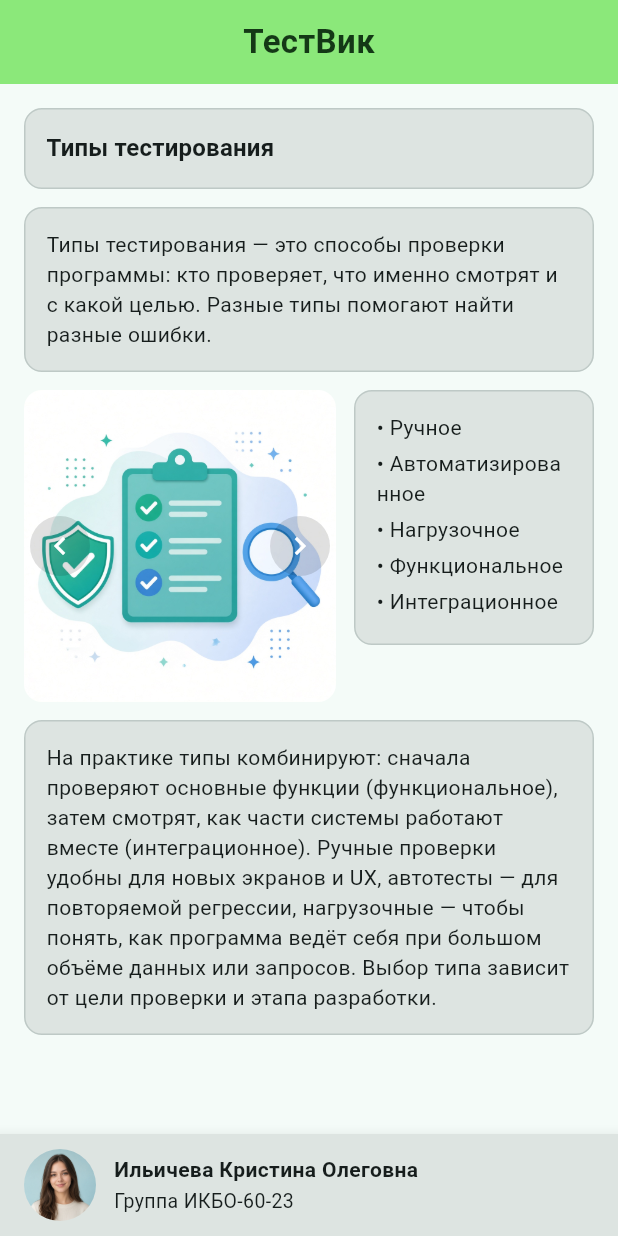
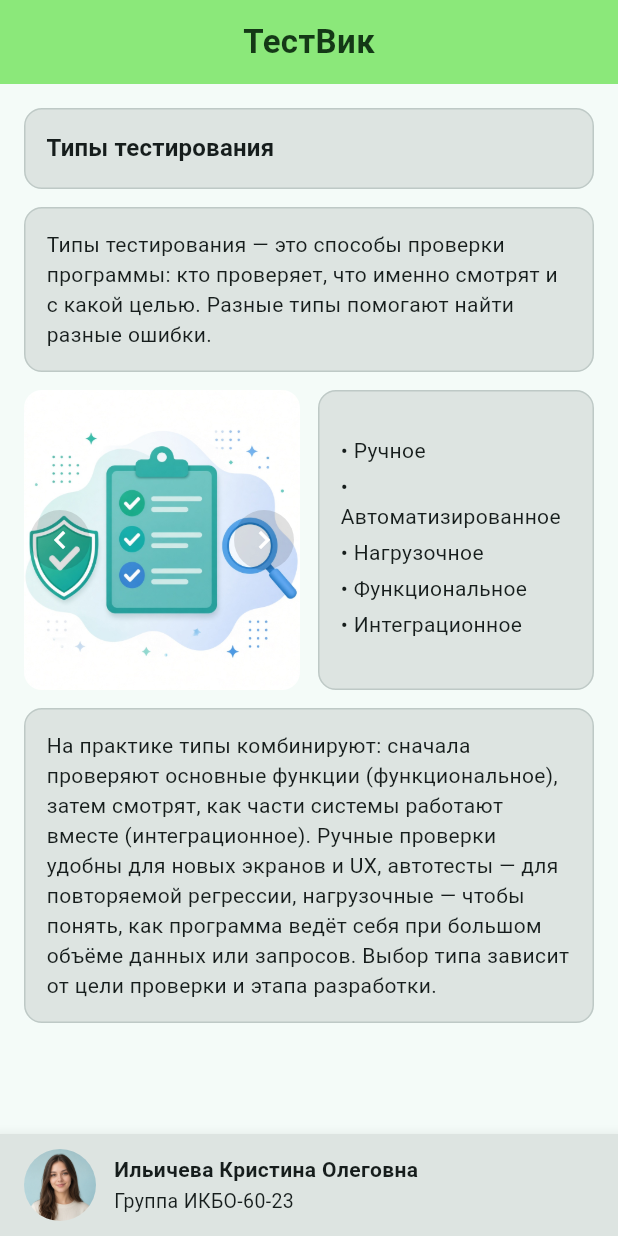
Before and after one commit to KrisForWork/flutter1, a Flutter app: the screen it shows after launch, on a phone screen of 412 x 824 dp. Run offline on Flutter 3.47's test engine with Material 3 defaults, Android fonts, the phone set to English and light mode, and no system bars.

Commit message:
set max hight

```diff
--- a/lib/app.dart
+++ b/lib/app.dart
@@ -128,19 +128,20 @@ class _HomePageState extends State<_HomePage> {
               ),
             ),
             const SizedBox(height: 12),
-            // Картинка + список типов
+            // Картинка + список типов (не выше 200)
             Padding(
               padding: const EdgeInsets.symmetric(horizontal: 16),
+              child: SizedBox(
+                height: 200,
                 child: Row(
-                crossAxisAlignment: CrossAxisAlignment.start,
+                  crossAxisAlignment: CrossAxisAlignment.stretch,
                   children: [
                     Expanded(
-                    child: AspectRatio(
-                      aspectRatio: 1,
                       child: Stack(
                         fit: StackFit.expand,
                         children: [
-                          GestureDetector(
+                          Positioned.fill(
+                            child: GestureDetector(
                               onTap: _nextImage,
                               child: ClipRRect(
                                 borderRadius: BorderRadius.circular(12),
@@ -151,6 +152,7 @@ class _HomePageState extends State<_HomePage> {
                                     color: scheme.secondaryContainer,
                                     child: const Center(
                                       child: Icon(Icons.image_not_supported),
+                                    ),
                                   ),
                                 ),
                               ),
@@ -181,13 +183,12 @@ class _HomePageState extends State<_HomePage> {
                         ],
                       ),
                     ),
-                  ),
                     const SizedBox(width: 12),
-                  SizedBox(
-                    width: 160,
+                    Expanded(
                       child: _InfoBox(
                         child: Column(
                           crossAxisAlignment: CrossAxisAlignment.start,
+                          mainAxisAlignment: MainAxisAlignment.center,
                           children: [
                             for (final type in DirectoryApp.testingTypes)
                               Padding(
@@ -202,6 +203,7 @@ class _HomePageState extends State<_HomePage> {
                       ),
                     ),
                   ],
+                ),
               ),
             ),
             const SizedBox(height: 12),
```
Lines whose indentation alone changed are shown as unchanged.
